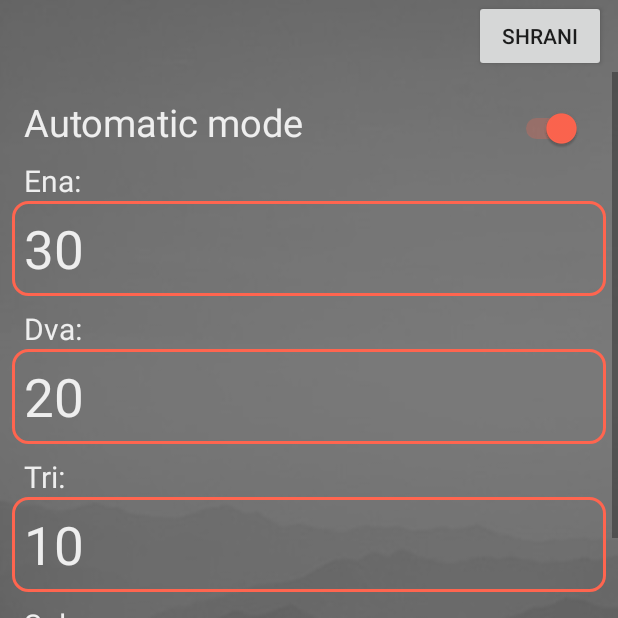
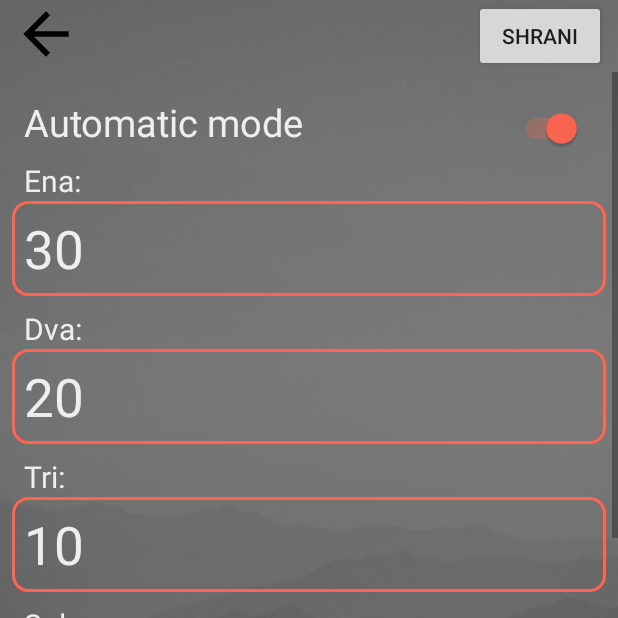
Before and after one commit to Kuglll/Tarokanizer, an Android app: the SettingsActivity screen opened directly, with no data from a screen before it, on a phone screen of 412 x 824 dp, the top half of it. Run offline under Robolectric (Android 15) with nearby library versions, the phone set to English and light mode, and no system bars.

Commit message:
Add back button to settings

```diff
--- a/app/src/main/java/com/kusa/tarokanizer/SettingsActivity.java
+++ b/app/src/main/java/com/kusa/tarokanizer/SettingsActivity.java
@@ -37,6 +37,7 @@ public class SettingsActivity extends AppCompatActivity {
 
     Switch swtch;
     Button saveButton;
+    Button backButton;
 
     EditText ena;
     EditText dva;
@@ -62,9 +63,6 @@ public class SettingsActivity extends AppCompatActivity {
         super.onCreate(savedInstanceState);
         setContentView(R.layout.activity_settings);
 
-        toolbar = findViewById(R.id.toolbar);
-        setSupportActionBar(toolbar);
-
         preferences = getSharedPreferences(SHARED_PREFERENCES, MODE_PRIVATE);
         settings = Settings.getInstance();
         changed = false;
@@ -79,6 +77,7 @@ public class SettingsActivity extends AppCompatActivity {
         if(settings.isAutomaticMode()) swtch.setChecked(true);
         else swtch.setChecked(false);
 
+        backButton = findViewById(R.id.backButton);
         saveButton = findViewById(R.id.saveButton);
 
         ena = findViewById(R.id.enaEdit);
@@ -100,6 +99,13 @@ public class SettingsActivity extends AppCompatActivity {
     }
 
     public void initOnClickListeners(){
+        backButton.setOnClickListener(new View.OnClickListener() {
+            @Override
+            public void onClick(View view) {
+                onBackPressed();
+            }
+        });
+
         saveButton.setOnClickListener(new View.OnClickListener(){
             @Override
             public void onClick(View view) {
--- a/app/src/main/res/layout/activity_settings.xml
+++ b/app/src/main/res/layout/activity_settings.xml
@@ -14,6 +14,13 @@
         android:layout_height="wrap_content"
         app:layout_constraintEnd_toEndOf="parent"
         app:layout_constraintTop_toTopOf="parent">
+
+        <Button
+            android:id="@+id/backButton"
+            android:layout_width="45dp"
+            android:layout_height="45dp"
+            android:layout_marginStart="8dp"
+            android:background="@drawable/ic_back"/>
 
         <Button
             android:id="@+id/saveButton"
```
